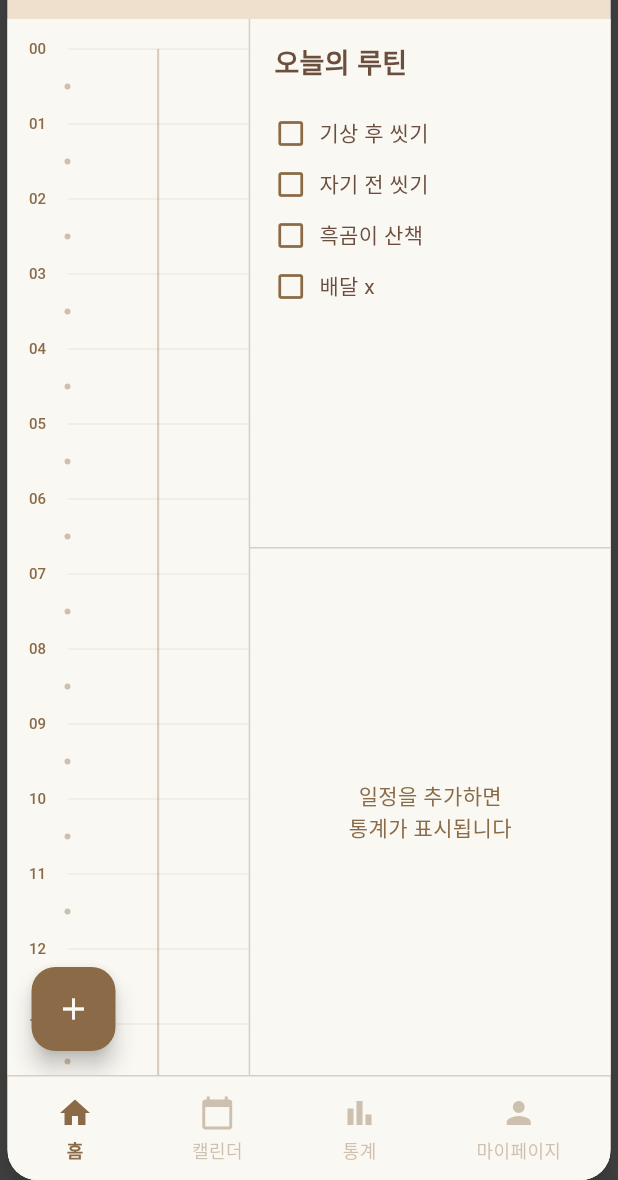
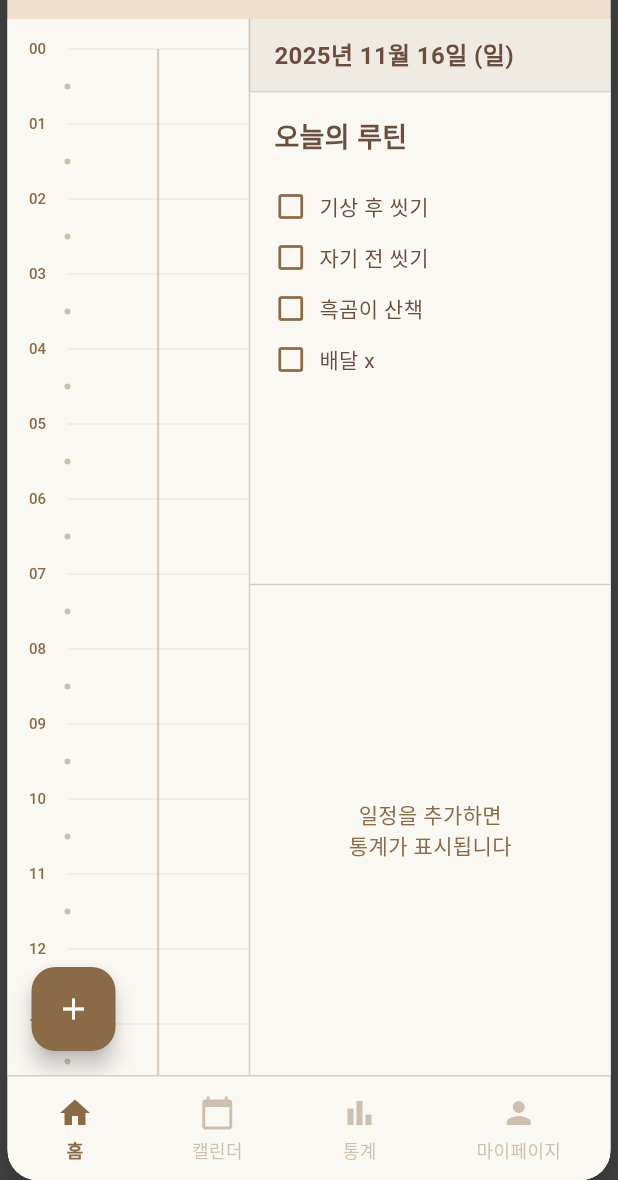
Before and after one commit to jam9582/todo, a Flutter app: the screen it shows after launch, on a phone screen of 412 x 824 dp, the part 56-1236 px from its top. Run offline on Flutter 3.47's test engine with Material 3 defaults, Android fonts, the phone set to English and light mode, and no system bars; our stand-ins replace hive, hive_flutter, table_calendar; accounts and stored records are empty.

Commit message:
feat: 홈 화면에서 오늘 날짜 표시

```diff
--- a/lib/pages/home_page.dart
+++ b/lib/pages/home_page.dart
@@ -172,6 +172,32 @@ class _HomePageState extends State<HomePage> {
               color: AppColors.background,
               child: Column(
                 children: [
+                // 날짜 표시 영역
+                Container(
+                  width: double.infinity,
+                  padding: const EdgeInsets.symmetric(horizontal: 16, vertical: 12),
+                  decoration: BoxDecoration(
+                    color: AppColors.primaryBrown.withValues(alpha: 0.1),
+                    border: Border(
+                      left: BorderSide(
+                        color: AppColors.primaryBrown.withValues(alpha: 0.3),
+                        width: 1,
+                      ),
+                      bottom: BorderSide(
+                        color: AppColors.primaryBrown.withValues(alpha: 0.2),
+                        width: 1,
+                      ),
+                    ),
+                  ),
+                  child: Text(
+                    _formatDate(DateTime.now()),
+                    style: const TextStyle(
+                      fontSize: 16,
+                      fontWeight: FontWeight.w600,
+                      color: AppColors.darkBrown,
+                    ),
+                  ),
+                ),
                 // 오른쪽 상단: 루틴 체크리스트
                 Expanded(
                   flex: 1,
@@ -266,6 +292,15 @@ class _HomePageState extends State<HomePage> {
         ],
       ),
     );
+  }
+
+  // --- 헬퍼 메서드 ---
+
+  /// 날짜를 "YYYY년 M월 d일 (요일)" 형식으로 포맷
+  String _formatDate(DateTime date) {
+    const weekdays = ['월', '화', '수', '목', '금', '토', '일'];
+    final weekday = weekdays[date.weekday - 1];
+    return '${date.year}년 ${date.month}월 ${date.day}일 ($weekday)';
   }
 
   // --- 위젯 빌더 ---
```
